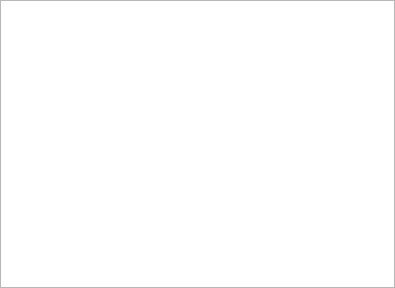
First picture: the form in components/tables/paramstablewidget.ui, repository song9063/Fino, before the edit.
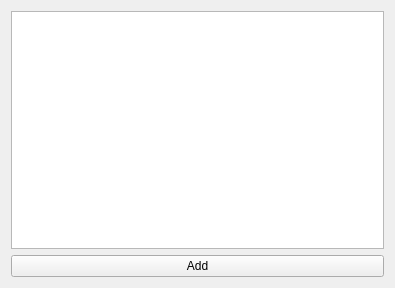
Second picture: the form after the edit.

Commit message: Table model for Parameters

Diff of the .ui file:
```diff
--- a/components/tables/paramstablewidget.ui
+++ b/components/tables/paramstablewidget.ui
@@ -19,24 +19,20 @@
   <property name="windowTitle">
    <string>Form</string>
   </property>
-  <layout class="QVBoxLayout" name="verticalLayout">
-   <property name="spacing">
-    <number>0</number>
-   </property>
-   <property name="leftMargin">
-    <number>0</number>
-   </property>
-   <property name="topMargin">
-    <number>0</number>
-   </property>
-   <property name="rightMargin">
-    <number>0</number>
-   </property>
-   <property name="bottomMargin">
-    <number>0</number>
-   </property>
-   <item>
-    <widget class="QTableView" name="tableView"/>
+  <layout class="QGridLayout" name="gridLayout">
+   <item row="0" column="0">
+    <layout class="QVBoxLayout" name="verticalLayout">
+     <item>
+      <widget class="QTableView" name="tableView"/>
+     </item>
+     <item>
+      <widget class="QPushButton" name="btAddParam">
+       <property name="text">
+        <string>Add</string>
+       </property>
+      </widget>
+     </item>
+    </layout>
    </item>
   </layout>
  </widget>
```
The commit also changes 14 other files.
